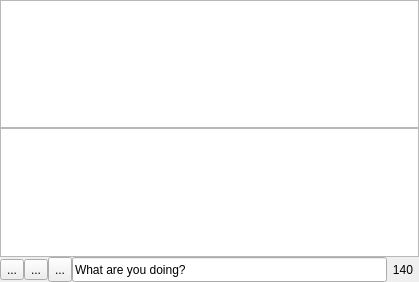
The window that mainwindow.ui (ayoy/qtwitter) describes before a commit, drawn with Qt 5.
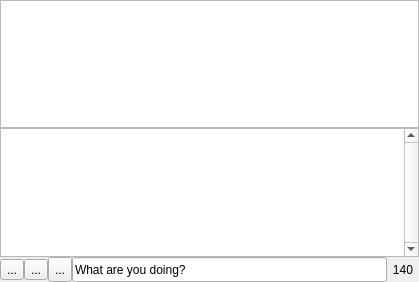
The same window after the commit. Icons and pictures are not drawn. Custom widgets are drawn as their Qt base class.

Commit message: TableView changed to ListView so there's no need for custom delegate class. Main window resize event handled. Compilation warnings (unused variable...) in xmlparser.cpp suppressed.

What changed in the file:
```diff
--- a/mainwindow.ui
+++ b/mainwindow.ui
@@ -31,24 +31,9 @@
     </widget>
    </item>
    <item>
-    <widget class="QTableView" name="statusTableView" >
-     <property name="minimumSize" >
-      <size>
-       <width>0</width>
-       <height>0</height>
-      </size>
-     </property>
-     <property name="baseSize" >
-      <size>
-       <width>0</width>
-       <height>0</height>
-      </size>
-     </property>
-     <property name="frameShape" >
-      <enum>QFrame::StyledPanel</enum>
-     </property>
+    <widget class="QListView" name="statusListView" >
      <property name="verticalScrollBarPolicy" >
-      <enum>Qt::ScrollBarAsNeeded</enum>
+      <enum>Qt::ScrollBarAlwaysOn</enum>
      </property>
      <property name="horizontalScrollBarPolicy" >
       <enum>Qt::ScrollBarAlwaysOff</enum>
@@ -68,24 +53,30 @@
      <property name="selectionMode" >
       <enum>QAbstractItemView::NoSelection</enum>
      </property>
-     <property name="selectionBehavior" >
-      <enum>QAbstractItemView::SelectRows</enum>
+     <property name="iconSize" >
+      <size>
+       <width>48</width>
+       <height>48</height>
+      </size>
      </property>
      <property name="verticalScrollMode" >
       <enum>QAbstractItemView::ScrollPerPixel</enum>
      </property>
-     <property name="showGrid" >
-      <bool>false</bool>
+     <property name="horizontalScrollMode" >
+      <enum>QAbstractItemView::ScrollPerPixel</enum>
      </property>
-     <property name="gridStyle" >
-      <enum>Qt::SolidLine</enum>
+     <property name="flow" >
+      <enum>QListView::LeftToRight</enum>
+     </property>
+     <property name="isWrapping" stdset="0" >
+      <bool>true</bool>
+     </property>
+     <property name="spacing" >
+      <number>5</number>
      </property>
      <property name="wordWrap" >
       <bool>true</bool>
      </property>
-     <property name="cornerButtonEnabled" >
-      <bool>false</bool>
-     </property>
     </widget>
    </item>
    <item>
```
Left out of the diff: 21 changed lines with no effect on the pictures. The commit also changes 3 other files.
